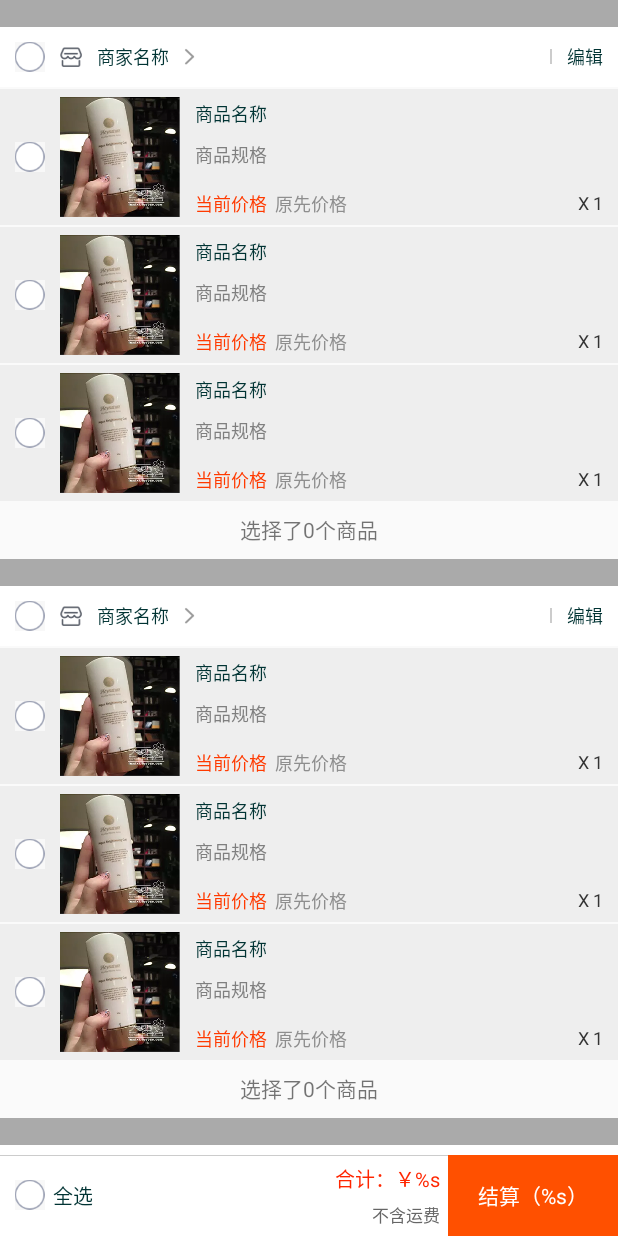
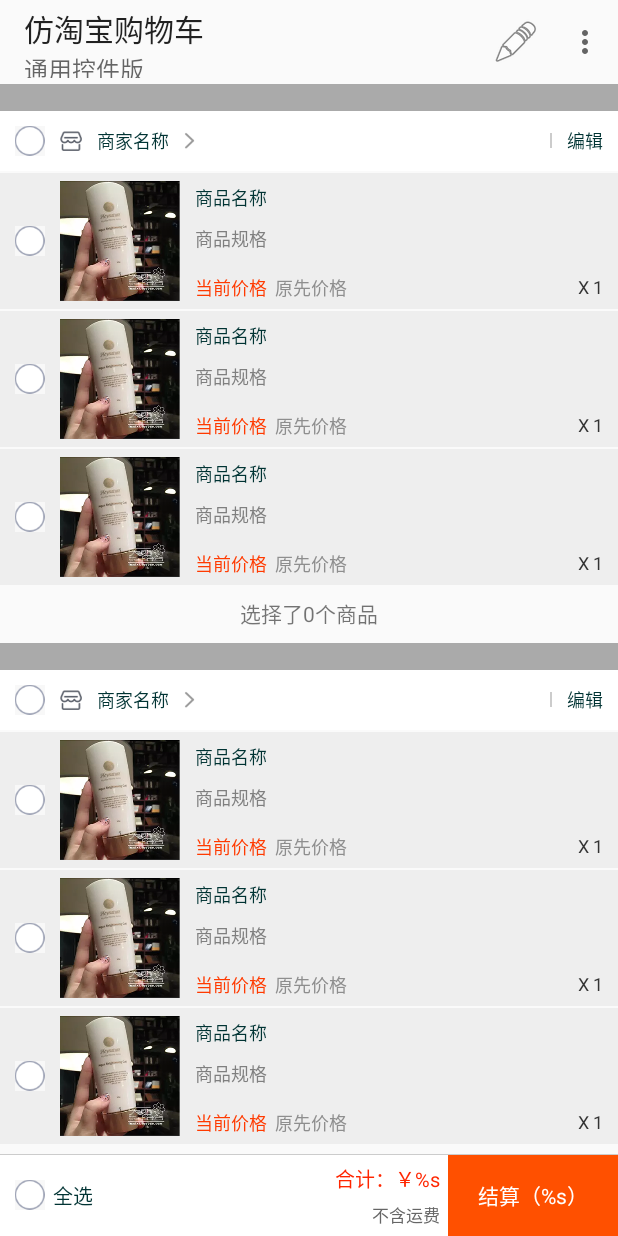
Before and after one commit to voidzero42/ShoppingCart, an Android app: the screen it shows after launch (WhmShoppingCartActivity), on a phone screen of 412 x 824 dp. Run offline under Robolectric (Android 15) with nearby library versions, the phone set to English and light mode, and no system bars; our stand-ins replace ButterKnife.

Commit message:
finish a new template for group list.

```diff
--- a/app/src/main/AndroidManifest.xml
+++ b/app/src/main/AndroidManifest.xml
@@ -10,7 +10,7 @@
         android:icon="@mipmap/ic_launcher"
         android:label="@string/app_name"
         android:supportsRtl="true"
-        android:theme="@style/AppTheme">
+        android:theme="@style/AppTheme.NoActionBar">
         <activity android:name=".activity.SplashActivity">
             <intent-filter>
                 <action android:name="android.intent.action.MAIN"/>
--- a/app/src/main/java/com/zerovoid/common/view/grouplist/ChildData.java
+++ b/app/src/main/java/com/zerovoid/common/view/grouplist/ChildData.java
@@ -3,7 +3,7 @@ package com.zerovoid.common.view.grouplist;
 /**
  * Created by wanghaiming on 2016/6/3.
  */
-public final class ChildData<CHILD>{
+public  class ChildData<CHILD>{
     private CHILD mChild;
     private GroupData<?,CHILD> mGroupData;
     private boolean mIsSelected;
@@ -29,20 +29,18 @@ public final class ChildData<CHILD>{
         mChild = child;
     }
 
-    public boolean isEditingSelected() {
-        return mIsEditingSelected;
-    }
-
-    public void setEditingSelected(boolean editingSelected) {
-        mIsEditingSelected = editingSelected;
-    }
-
     public boolean isSelected() {
-        return mIsSelected;
+        return mIsEditing? mIsEditingSelected: mIsSelected;
     }
 
     public void setSelected(boolean selected) {
-        mIsSelected = selected;
+
+        if(mIsEditing){
+            mIsEditingSelected = selected;
+        }
+        else{
+            mIsSelected = selected;
+        }
     }
 
     public boolean isEditing() {
--- /dev/null
+++ b/app/src/main/java/com/zerovoid/common/view/grouplist/CustomChildData.java
@@ -0,0 +1,10 @@
+package com.zerovoid.common.view.grouplist;
+
+/**
+ * Created by wanghaiming on 2016/6/16.
+ */
+public class CustomChildData<CHILD> extends  ChildData<CHILD> {
+    public CustomChildData(CHILD child){
+        super(child);
+    }
+}
--- a/app/src/main/java/com/zerovoid/common/view/grouplist/GroupData.java
+++ b/app/src/main/java/com/zerovoid/common/view/grouplist/GroupData.java
@@ -5,19 +5,33 @@ import java.util.List;
 /**
  * Created by wanghaiming on 2016/6/3.
  */
-public final class GroupData <GROUP/*group data*/, CHILD /*child data*/> {
+public  class GroupData <GROUP/*group data*/, CHILD /*child data*/> {
     private GROUP mGroup;
-    private boolean mSelected;
+    private boolean mIsSelected;
     private boolean mIsEditing;
+    private boolean mIsEditingSelected;
 
-    private List<ChildData<CHILD>> mChildList;
+    private List<? extends ChildData<CHILD>> mChildList;
+
+    public GroupData(GROUP group, List< ? extends ChildData<CHILD>>  childList){
+        mGroup = group;
+        mChildList = childList;
+        for(ChildData<CHILD> childData: childList){
+            childData.setGroupData(this);
+        }
+    }
 
     public boolean isSelected() {
-        return mSelected;
+        return mIsEditing? mIsEditingSelected: mIsSelected;
     }
 
     public void setSelected(boolean selected) {
-        mSelected = selected;
+        if(mIsEditing){
+            mIsEditingSelected = selected;
+        }
+        else{
+            mIsSelected = selected;
+        }
     }
 
     public boolean isEditing() {
@@ -26,23 +40,7 @@ public final class GroupData <GROUP/*group data*/, CHILD /*child data*/> {
 
     public void setEditing(boolean editing) {
         mIsEditing = editing;
-    }
-
-    public GroupData(GROUP group, List<ChildData<CHILD>>  childList){
-        mGroup = group;
-        mChildList = childList;
-        for(ChildData<CHILD> childData: childList){
-            childData.setGroupData(this);
-        }
-    }
-    public int getChildCount(){
-
-        if(mChildList == null) return 0;
-
-        return mChildList.size();
-    }
-    public ChildData<CHILD> getChild(int childPos){
-        return mChildList.get(childPos);
+        mIsEditingSelected = false;
     }
 
     public GROUP getGroup() {
@@ -53,7 +51,8 @@ public final class GroupData <GROUP/*group data*/, CHILD /*child data*/> {
         mGroup = group;
     }
 
-    public List<ChildData<CHILD>> getChildList() {
+    public List<? extends ChildData<CHILD>> getChildList() {
+
         return mChildList;
     }
 
@@ -63,4 +62,24 @@ public final class GroupData <GROUP/*group data*/, CHILD /*child data*/> {
             childData.setGroupData(this);
         }
     }
+
+    public int getChildCount(){
+
+        if(mChildList == null) return 0;
+
+        return mChildList.size();
+    }
+    public ChildData<CHILD> getChild(int childPos)
+    {
+        return mChildList.get(childPos);
+    }
+    public void removeChild(int childPos)
+    {
+        mChildList.remove(childPos);
+    }
+    public void removeChild(ChildData<CHILD> child)
+    {
+        mChildList.remove(child);
+    }
+
 }
--- a/app/src/main/java/com/zerovoid/whmshoppintcart/WhmShoppingCartActivity.java
+++ b/app/src/main/java/com/zerovoid/whmshoppintcart/WhmShoppingCartActivity.java
@@ -1,64 +1,184 @@
 package com.zerovoid.whmshoppintcart;
 
-import android.app.Activity;
 import android.os.Bundle;
+import android.support.v7.app.AppCompatActivity;
+import android.support.v7.widget.Toolbar;
+import android.view.ContextMenu;
+import android.view.Menu;
+import android.view.MenuItem;
 import android.view.View;
 import android.widget.CheckBox;
 import android.widget.ExpandableListView;
 import android.widget.TextView;
 
 import com.zerovoid.common.view.grouplist.GroupData;
-import com.zerovoid.common.view.grouplist.GroupListAdapter;
+import com.zerovoid.common.view.grouplist.AbstractGroupListAdapter;
 import com.zerovoid.shoppingcart.R;
 
 import java.util.List;
 
 import butterknife.Bind;
 import butterknife.ButterKnife;
+import butterknife.OnClick;
 
 /**
  * Created by wanghaiming on 2016/6/4.
  */
-public class WhmShoppingCartActivity extends Activity {
-    @Bind(R.id.ivSelectAll)
+public class WhmShoppingCartActivity extends AppCompatActivity {
+
+    //列表
+    @Bind(R.id.expandable_list)
+    ExpandableListView mExpandableListView;
+
+    //底部控件
+    @Bind(R.id.cb_selectall)
     CheckBox mCbSelectAll;
 
-    @Bind(R.id.btnSettle)
-    TextView mTvSettle;
+    @Bind(R.id.tv_buy)
+    TextView mTvBuy;
+
+    @Bind(R.id.bottom_container)
+    View mBottomContainer;
+
+    @Bind(R.id.shoppingcart_bottom_buy_container)
+    View mBuyContainer;
+
+    @Bind(R.id.shoppintcart_bottom_edit_container)
+    View mEditContainer;
+
+    //other
+
+    WhmShoppingCartAdapter mAdapter;
+    private boolean mIsEditing;
+
     @Override
     protected void onCreate(Bundle savedInstanceState) {
         super.onCreate(savedInstanceState);
-        setContentView(R.layout.activity_whm_shopping_cart);
+
+        setContentView(R.layout.activity_shopping_cart_whm);
         ButterKnife.bind(this);
 
+        initToolbar();
+        initExpandableList();
+        initBottomButton();
+        registerForContextMenu(mExpandableListView);
 
-        ExpandableListView listView = (ExpandableListView)findViewById(R.id.expandable_list);
-        final WhmShoppintCartAdapter adapter = new WhmShoppintCartAdapter(WhmShoppintCartAdapter.createTestData());
-        listView.setAdapter(adapter);
+    }
 
-        for(int i = 0 ; i < adapter.getGroupCount(); i++){
-            listView.expandGroup(i);
-        }
-        listView.setOnGroupClickListener(new ExpandableListView.OnGroupClickListener() {
+    private void initBottomButton() {
+        mBottomContainer.setVisibility(mAdapter.getGroupCount() <= 0 ? View.GONE : View.VISIBLE);
+    }
+
+    private void initExpandableList() {
+
+        mAdapter = new WhmShoppingCartAdapter(WhmShoppingCartAdapter.createTestData());
+        mAdapter.setOnDataSetChangeListener(new AbstractGroupListAdapter.OnDataSetChangeListener() {
+            @Override
+            public void onDataSetChanged(List<? extends GroupData> groupDataList) {
+                expandAllGroup();
+                initBottomButton();
+                mCbSelectAll.setChecked(mAdapter.isAllSelected());
+                mTvBuy.setText(String.format("结算(%d)",mAdapter.getSelectedCount()));
+            }
+        });
+
+        mExpandableListView.setAdapter(mAdapter);
+        expandAllGroup();
+        mExpandableListView.setOnGroupClickListener(new ExpandableListView.OnGroupClickListener() {
             @Override
             public boolean onGroupClick(ExpandableListView parent, View v, int groupPosition, long id) {
                 return true;
             }
         });
 
-        mCbSelectAll.setOnClickListener(new View.OnClickListener() {
+    }
+
+    private void expandAllGroup() {
+        for(int i = 0 ; i < mAdapter.getGroupCount(); i++){
+            mExpandableListView.expandGroup(i);
+        }
+    }
+
+    private void initToolbar(){
+        Toolbar toolbar = (Toolbar)findViewById(R.id.toolbar);
+        toolbar.setTitle("仿淘宝购物车");
+        toolbar.setSubtitle("通用控件版");
+        setSupportActionBar(toolbar);
+        toolbar.setOnMenuItemClickListener(new Toolbar.OnMenuItemClickListener() {
             @Override
-            public void onClick(View v) {
-                adapter.onAllSelectedChanged(((CheckBox)v).isChecked());
-            }
-        });
-        adapter.setOnDataSetChangeListener(new GroupListAdapter.OnDataSetChangeListener() {
-            @Override
-            public void onDataSetChanged(List<? extends GroupData> groupDataList) {
-                mCbSelectAll.setChecked(adapter.isAllSelected());
-                mTvSettle.setText(String.format("结算(%d)",adapter.getSelectedCount()));
+            public boolean onMenuItemClick(MenuItem item) {
+                switch(item.getItemId()){
+                    case R.id.action_edit :
+                        {
+                            doEdit();
+                        }
+                        break;
+                    default:
+                }
+                return true;
             }
         });
     }
+    @Override
+    public boolean onCreateOptionsMenu(Menu menu) {
+        getMenuInflater().inflate(R.menu.shopping_cart,menu);
+        return true;
+    }
 
+
+    @Override
+    public void onCreateContextMenu(ContextMenu menu, View v, ContextMenu.ContextMenuInfo menuInfo) {
+        super.onCreateContextMenu(menu, v, menuInfo);
+        getMenuInflater().inflate(R.menu.list_item_op,menu);
+    }
+
+    @Override
+    public boolean onContextItemSelected(MenuItem item) {
+
+        switch(item.getItemId()){
+            case R.id.delete :
+            {
+                ExpandableListView.ExpandableListContextMenuInfo info = (ExpandableListView.ExpandableListContextMenuInfo)item.getMenuInfo();
+                if(mExpandableListView.getPackedPositionType(info.packedPosition) == ExpandableListView.PACKED_POSITION_TYPE_CHILD){
+                    doRemove(mExpandableListView.getPackedPositionGroup(info.packedPosition),mExpandableListView.getPackedPositionChild(info.packedPosition));
+                }
+            }
+            break;
+            case R.id.delete_all :
+            {
+                doRemoveSelectedChild();
+            }
+            break;
+         default:
+
+        }
+        return true;
+    }
+
+
+    @OnClick(R.id.cb_selectall)
+    void doSelectAll(CheckBox v) {
+        mAdapter.onAllSelectedChanged(v.isChecked());
+    }
+
+    @OnClick(R.id.delete)
+    void doRemoveSelectedChild() {
+        mAdapter.removeAllSelectedChild();
+    }
+    private void doRemove(int groupPos, int childPos){
+        mAdapter.removeChild(groupPos,childPos);
+    }
+
+    private void doEdit(){
+        mIsEditing = !mIsEditing;
+        if(mIsEditing){
+            mBuyContainer.setVisibility(View.GONE);
+            mEditContainer.setVisibility(View.VISIBLE);
+        }
+        else{
+            mBuyContainer.setVisibility(View.VISIBLE);
+            mEditContainer.setVisibility(View.GONE);
+        }
+        mAdapter.onAllEditingChanged(mIsEditing);
+    }
 }
--- a/app/src/main/java/com/zerovoid/whmshoppintcart/WhmShoppintCartAdapter.java
+++ b/app/src/main/java/com/zerovoid/whmshoppintcart/WhmShoppingCartAdapter.java
@@ -7,11 +7,10 @@ import android.widget.CompoundButton;
 import android.widget.TextView;
 
 import com.zerovoid.common.view.grouplist.ChildData;
+import com.zerovoid.common.view.grouplist.CustomChildData;
 import com.zerovoid.common.view.grouplist.GroupData;
-import com.zerovoid.common.view.grouplist.GroupListAdapter;
+import com.zerovoid.common.view.grouplist.AbstractGroupListAdapter;
 import com.zerovoid.shoppingcart.R;
-
-import org.w3c.dom.Text;
 
 import java.util.LinkedList;
 import java.util.List;
@@ -19,9 +18,9 @@ import java.util.List;
 /**
  * Created by wanghaiming on 2016/6/4.
  */
-public class WhmShoppintCartAdapter extends GroupListAdapter<Merchant,Product> {
+public class WhmShoppingCartAdapter extends AbstractGroupListAdapter<Merchant,Product> {
 
-    public WhmShoppintCartAdapter(List<? extends GroupData<Merchant, Product>> groupDataList) {
+    public WhmShoppingCartAdapter(List<? extends GroupData<Merchant, Product>> groupDataList) {
         super(groupDataList);
     }
 
@@ -37,14 +36,7 @@ public class WhmShoppintCartAdapter extends GroupListAdapter<Merchant,Product> {
     @Override
     protected void onBindGroupView(ViewGroup parent, int groupViewType, final View groupView, final GroupData<Merchant,Product> group) {
         ViewHolderGroup holderGroup = (ViewHolderGroup)groupView.getTag();
-//        holderGroup.mSelected.setOnCheckedChangeListener(new CompoundButton.OnCheckedChangeListener() {
-//            @Override
-//            public void onCheckedChanged(CompoundButton buttonView, boolean isChecked) {
-//                if(buttonView.isFocused()){
-//                    onGroupSelectedChanged(group,isChecked);
-//                }
-//            }
-//        });
+
         holderGroup.mSelected.setOnClickListener(new View.OnClickListener() {
             @Override
             public void onClick(View v) {
@@ -76,21 +68,23 @@ public class WhmShoppintCartAdapter extends GroupListAdapter<Merchant,Product> {
         holder.mSelected.setChecked(child.isSelected());
 
         holder.mGroupTailInfo.setVisibility(isLastChild? View.VISIBLE:View.GONE);
-        GroupData<?,Product> groupData = child.getGroupData();
-        int selectedNum = 0 ;
-        for(ChildData<Product> childData : groupData.getChildList()){
-            if(childData.isSelected()) selectedNum++;
+        if(isLastChild){
+            GroupData<?,Product> groupData = child.getGroupData();
+            int selectedNum = 0 ;
+            for(ChildData<Product> childData : groupData.getChildList()){
+                if(childData.isSelected()) selectedNum++;
+            }
+            holder.mGroupTailInfo.setText(String.format("选择了%d个商品",selectedNum));
         }
-        holder.mGroupTailInfo.setText(String.format("选择了%d个商品",selectedNum));
     }
 
 
     public static List<GroupData<Merchant,Product>> createTestData(){
         List<GroupData<Merchant,Product>> groupDataList = new LinkedList<GroupData<Merchant,Product>>();
         for(int i = 0; i < 5; i++){
-            List<ChildData<Product>> childList = new LinkedList<>();
+            List<CustomChildData<Product>> childList = new LinkedList<>();
             for(int j = 0 ; j < 3; j++){
-                childList.add(new ChildData<Product>(new Product()));
+                childList.add(new CustomChildData<Product>(new Product()));
             }
             GroupData<Merchant,Product> groupData = new GroupData<Merchant,Product>(new Merchant(),childList);
 
--- a/app/src/main/res/layout/activity_whm_shopping_cart.xml
+++ b/app/src/main/res/layout/activity_shopping_cart_whm.xml
@@ -3,17 +3,24 @@
               android:orientation="vertical"
               android:layout_width="match_parent"
               android:layout_height="match_parent">
+    <android.support.v7.widget.Toolbar
+        android:id="@+id/toolbar"
+        android:layout_width="match_parent"
+        android:layout_height="?attr/actionBarSize">
+
+    </android.support.v7.widget.Toolbar>
     <ExpandableListView
         android:id="@+id/expandable_list"
         android:layout_width="match_parent"
         android:layout_height="match_parent"
         android:layout_above="@+id/bottom_container"
+        android:layout_below="@+id/toolbar"
         android:groupIndicator="@null"
         android:childIndicator="@mipmap/ic_launcher"
         />
     <include
         android:id="@+id/bottom_container"
-        layout="@layout/shoppingcart_bottom"
+        layout="@layout/soppingcart_bottom_container"
         android:layout_width="match_parent"
         android:layout_height="wrap_content"
         android:layout_alignParentBottom="true"/>
--- a/app/src/main/res/layout/item_elv_child_whm.xml
+++ b/app/src/main/res/layout/item_elv_child_whm.xml
@@ -4,6 +4,7 @@
              android:layout_width="match_parent"
               android:layout_height="wrap_content"
               android:orientation="vertical"
+              android:longClickable="true"
     >
     <RelativeLayout
         android:layout_width="match_parent"
--- a/app/src/main/res/layout/shoppingcart_bottom.xml
+++ /dev/null
@@ -1,85 +0,0 @@
-<?xml version="1.0" encoding="utf-8"?>
-
-<RelativeLayout android:id="@+id/rlBottomBar"
-                xmlns:android="http://schemas.android.com/apk/res/android"
-                android:layout_width="match_parent"
-                android:layout_height="wrap_content"
-                android:layout_alignParentBottom="true"
-                android:background="@color/white">
-
-    <ImageView
-        android:layout_width="match_parent"
-        android:layout_height="0.5dp"
-        android:layout_alignParentTop="true"
-        android:background="#ccc"/>
-
-    <CheckBox
-        android:id="@+id/ivSelectAll"
-        android:layout_width="wrap_content"
-        android:layout_height="wrap_content"
-        android:layout_centerVertical="true"
-        android:layout_marginLeft="10dp"
-        android:button="@drawable/ic_check"/>
-
-    <TextView
-        android:layout_width="wrap_content"
-        android:layout_height="wrap_content"
-        android:layout_centerVertical="true"
-        android:layout_marginLeft="5dp"
-        android:layout_toRightOf="@+id/ivSelectAll"
-        android:text="全选"
-        android:textColor="#003333"
-        android:textSize="13sp"/>
-
-
-    <LinearLayout
-        android:layout_width="wrap_content"
-        android:layout_height="wrap_content"
-        android:layout_alignParentRight="true"
-        android:orientation="horizontal">
-
-        <LinearLayout
-            android:layout_width="wrap_content"
-            android:layout_height="wrap_content"
-            android:orientation="vertical">
-
-            <TextView
-                android:id="@+id/tvCountMoney"
-                android:layout_width="wrap_content"
-                android:layout_height="wrap_content"
-                android:layout_marginRight="5dp"
-                android:layout_marginTop="5dp"
-                android:gravity="right"
-                android:text="@string/count_money"
-                android:textColor="#ff2600"
-                android:textSize="13sp"/>
-
-            <TextView
-                android:id="@+id/tvPostPrice"
-                android:layout_width="match_parent"
-                android:layout_height="wrap_content"
-                android:layout_marginBottom="5dp"
-                android:layout_marginRight="5dp"
-                android:layout_marginTop="5dp"
-                android:gravity="right"
-                android:text="不含运费"
-                android:textColor="#666666"
-                android:textSize="11sp"/>
-
-        </LinearLayout>
-
-        <TextView
-            android:id="@+id/btnSettle"
-            android:layout_width="wrap_content"
-            android:layout_height="match_parent"
-            android:background="#ff5000"
-            android:gravity="center_vertical"
-            android:paddingBottom="5dp"
-            android:paddingLeft="20dp"
-            android:paddingRight="20dp"
-            android:paddingTop="5dp"
-            android:text="@string/count_goods"
-            android:textColor="#FFF"
-            android:textSize="14sp"/>
-    </LinearLayout>
-</RelativeLayout>
--- /dev/null
+++ b/app/src/main/res/layout/shoppintcart_bottom_buy.xml
@@ -0,0 +1,53 @@
+<?xml version="1.0" encoding="utf-8"?>
+
+<LinearLayout xmlns:android="http://schemas.android.com/apk/res/android"
+              android:id="@+id/shoppingcart_bottom_buy_container"
+              android:layout_width="wrap_content"
+              android:layout_height="wrap_content"
+              android:orientation="horizontal"
+                >
+
+    <LinearLayout
+        android:layout_width="wrap_content"
+        android:layout_height="wrap_content"
+        android:orientation="vertical">
+
+        <TextView
+            android:id="@+id/tvCountMoney"
+            android:layout_width="wrap_content"
+            android:layout_height="wrap_content"
+            android:layout_marginRight="5dp"
+            android:layout_marginTop="5dp"
+            android:gravity="right"
+            android:text="@string/count_money"
+            android:textColor="#ff2600"
+            android:textSize="13sp"/>
+
+        <TextView
+            android:id="@+id/tvPostPrice"
+            android:layout_width="match_parent"
+            android:layout_height="wrap_content"
+            android:layout_marginBottom="5dp"
+            android:layout_marginRight="5dp"
+            android:layout_marginTop="5dp"
+            android:gravity="right"
+            android:text="不含运费"
+            android:textColor="#666666"
+            android:textSize="11sp"/>
+
+    </LinearLayout>
+
+    <TextView
+        android:id="@+id/tv_buy"
+        android:layout_width="wrap_content"
+        android:layout_height="match_parent"
+        android:background="#ff5000"
+        android:gravity="center_vertical"
+        android:paddingBottom="5dp"
+        android:paddingLeft="20dp"
+        android:paddingRight="20dp"
+        android:paddingTop="5dp"
+        android:text="@string/count_goods"
+        android:textColor="#FFF"
+        android:textSize="14sp"/>
+</LinearLayout>
--- /dev/null
+++ b/app/src/main/res/layout/soppingcart_bottom_container.xml
@@ -0,0 +1,51 @@
+<?xml version="1.0" encoding="utf-8"?>
+
+<LinearLayout android:id="@+id/rlBottomBar"
+                xmlns:android="http://schemas.android.com/apk/res/android"
+                android:layout_width="match_parent"
+                android:layout_height="wrap_content"
+                android:background="@color/white"
+                android:orientation="vertical">
+
+    <View
+        android:layout_width="match_parent"
+        android:layout_height="0.5dp"
+        android:background="#ccc"/>
+
+    <LinearLayout
+        android:layout_width="match_parent"
+        android:layout_height="wrap_content"
+        android:orientation="horizontal">
+
+        <CheckBox
+            android:id="@+id/cb_selectall"
+            android:layout_width="wrap_content"
+            android:layout_height="wrap_content"
+            android:layout_gravity="center_vertical"
+            android:layout_marginLeft="10dp"
+            android:button="@drawable/ic_check"
+            android:paddingLeft="5dp"
+            android:textColor="#003333"
+            android:textSize="13sp"
+            android:text="全选"
+            />
+        <View
+            android:layout_width="0dp"
+            android:layout_height="match_parent"
+            android:layout_weight="10"/>
+        <include
+            layout="@layout/shoppintcart_bottom_buy"
+            android:layout_width="wrap_content"
+            android:layout_height="wrap_content"
+
+            />
+
+        <include
+            layout="@layout/shoppintcart_bottom_edit"
+            android:layout_width="wrap_content"
+            android:layout_height="wrap_content"
+            android:visibility="gone"
+            />
+    </LinearLayout>
+
+</LinearLayout>
--- /dev/null
+++ b/app/src/main/res/menu/list_item_op.xml
@@ -0,0 +1,6 @@
+<?xml version="1.0" encoding="utf-8"?>
+<menu xmlns:android="http://schemas.android.com/apk/res/android">
+    <item android:id= "@+id/do_nothing" android:title="do nothing"/>
+    <item android:id="@+id/delete" android:title="delete"/>
+    <item android:id="@+id/delete_all" android:title="delete all"/>
+</menu>
--- /dev/null
+++ b/app/src/main/res/menu/shopping_cart.xml
@@ -0,0 +1,19 @@
+<?xml version="1.0" encoding="utf-8"?>
+
+
+<menu xmlns:android="http://schemas.android.com/apk/res/android"
+      xmlns:app="http://schemas.android.com/apk/res-auto"
+      xmlns:tools="http://schemas.android.com/tools"
+      tools:context=".MainActivity">
+
+<item android:id="@+id/action_edit"
+      android:title="编辑"
+      android:orderInCategory="80"
+      android:icon="@android:drawable/ic_menu_edit"
+      app:showAsAction="ifRoom" />
+
+<item android:id="@+id/action_settings"
+      android:title="设置"
+      android:orderInCategory="100"
+      app:showAsAction="never"/>
+</menu>
```
Also changed, not shown: app/src/main/java/com/zerovoid/common/view/grouplist/AbstractGroupListAdapter.java (renamed from app/src/main/java/com/zerovoid/common/view/grouplist/GroupListAdapter.java, +41 -11 lines), app/src/main/res/layout/shoppintcart_bottom_edit.xml (added, +17 -0 lines).
